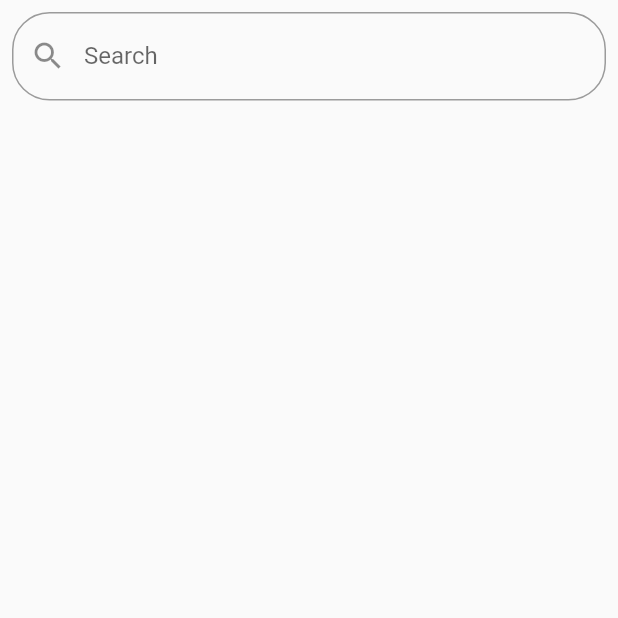
After one commit to nitiratjames/myProject, a Flutter app: the MarkerManage screen opened directly, on a phone screen of 412 x 824 dp, the top half of it. The commit adds this screen. Run offline on Flutter 3.47's test engine with Material 2 defaults, Android fonts, the phone set to English and light mode, and no system bars; our stand-ins replace animated_text_kit, cloud_firestore, firebase_auth, firebase_core, firebase_database, firebase_storage and 5 more; accounts and stored records are empty.

Commit message:
fix minor

```diff
--- /dev/null
+++ b/lib/screens/widgets/marker_manage.dart
@@ -0,0 +1,79 @@
+import 'package:flutter/material.dart';
+import 'package:cloud_firestore/cloud_firestore.dart';
+import 'package:firebase_database/firebase_database.dart';
+import 'package:firebase_auth/firebase_auth.dart';
+import 'package:checkpoint/screens/widgets/marker/markerItem.dart';
+
+class MarkerManage extends StatefulWidget {
+  @override
+  _MarkerManageState createState() => _MarkerManageState();
+}
+
+String filter;
+
+class _MarkerManageState extends State<MarkerManage> {
+  @override
+  Widget build(BuildContext context) {
+    return Scaffold(
+      body: Container(
+        child: Column(
+          children: <Widget>[
+            Padding(
+              padding: const EdgeInsets.all(8.0),
+              child: TextField(
+                onChanged: (value) {
+                  setState(() {
+                    filter = value;
+                  });
+                },
+                decoration: InputDecoration(
+                    labelText: "Search",
+                    hintText: "username",
+                    prefixIcon: Icon(Icons.search),
+                    border: OutlineInputBorder(
+                        borderRadius: BorderRadius.all(Radius.circular(25.0)))),
+              ),
+            ),
+            Expanded(
+              child: StreamBuilder<QuerySnapshot>(
+                stream:
+                    // (filter != "" && filter != null)
+                    // ? FirebaseFirestore.instance
+                    //     .collection("markers")
+                    //     .where("role", isEqualTo: "USER")
+                    //     .where('username', isEqualTo: filter)
+                    //     .snapshots()
+                    // :
+                    FirebaseFirestore.instance
+                        .collection("markers")
+                        .snapshots(),
+                builder: (context, snapshot) {
+                  return !snapshot.hasData
+                      ? Center(child: CircularProgressIndicator())
+                      : ListView.builder(
+                          itemCount: snapshot.data.docs.length,
+                          itemBuilder: (context, index) {
+                            DocumentSnapshot markers =
+                                snapshot.data.docs[index];
+                            return MarkerItem(
+                              documentSnapshot: markers,
+                              id: markers.id,
+                              eventType: markers['eventType'],
+                              createdName: markers['createdName'],
+                              imageUrl: markers['imageUrl'],
+                              createdOn: markers['createdOn'],
+                              role: markers['role'],
+                              isActive: markers['isActive'],
+                              namePoint: markers['namePoint'],
+                            );
+                          },
+                        );
+                },
+              ),
+            ),
+          ],
+        ),
+      ),
+    );
+  }
+}
```
Also changed, not shown: lib/screens/service.dart (+44 -8 lines), lib/screens/widgets/marker/markerItem.dart (added, +168 -0 lines), lib/screens/widgets/marker/operation.dart (added, +32 -0 lines).
